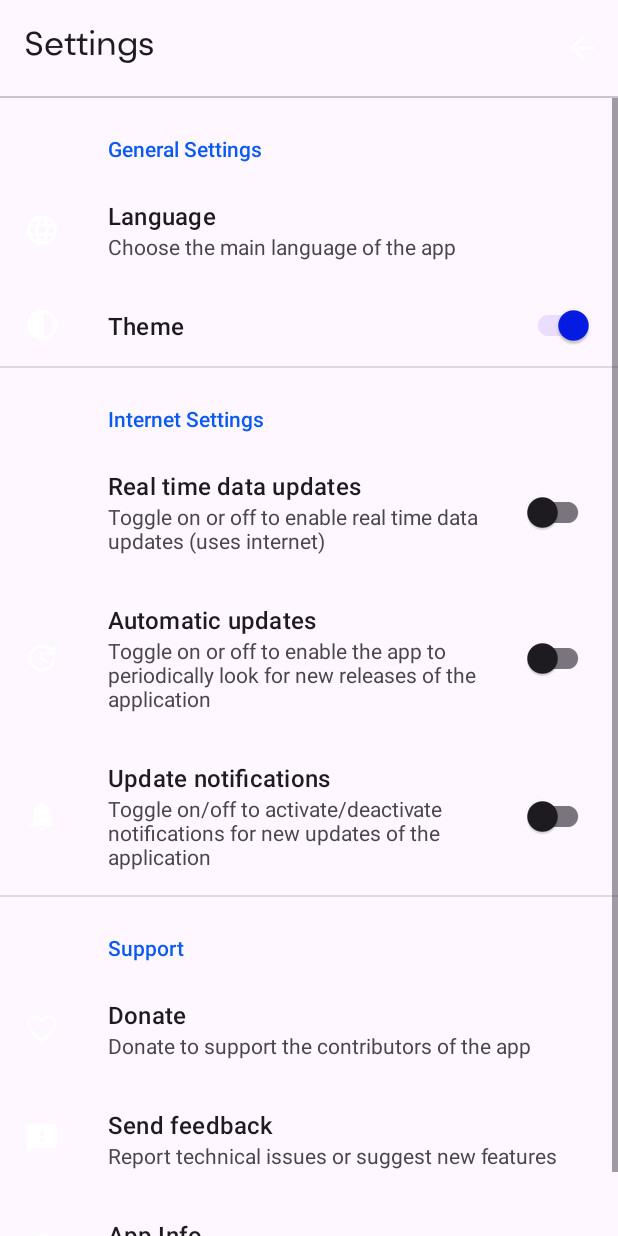
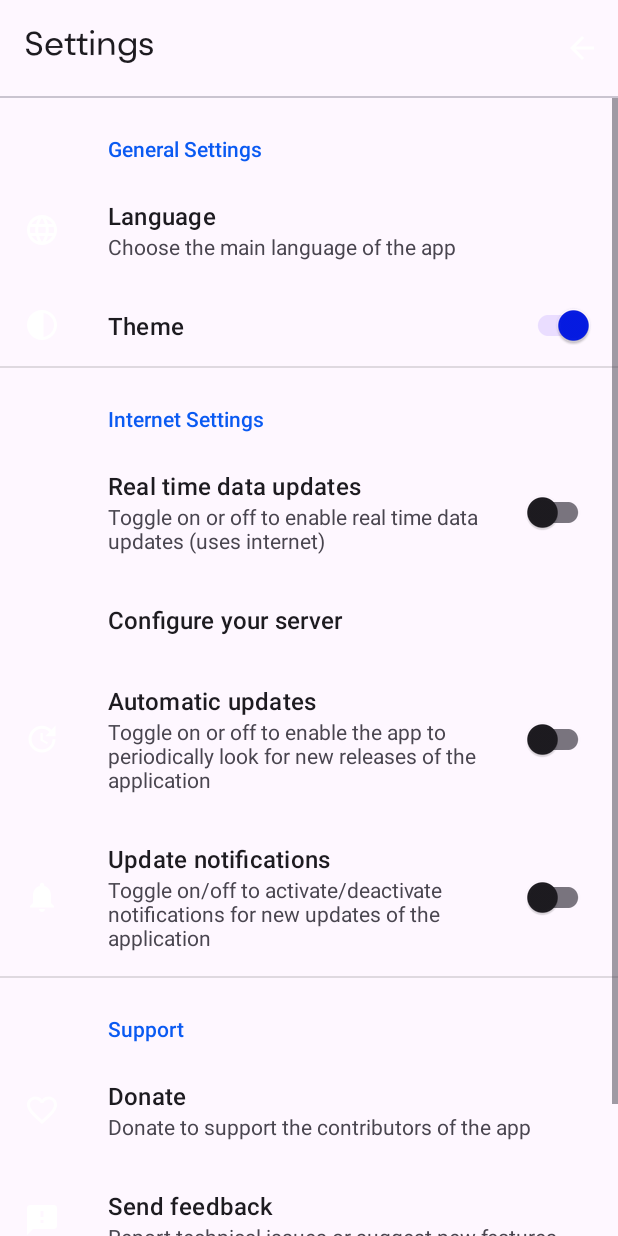
Before and after one commit to afg360/Bus2Go, an Android app: the screen it shows after launch (Settings), after a tap on "Settings", on a phone screen of 412 x 824 dp. Run offline under Robolectric (Android 15) with nearby library versions, the phone set to English and light mode, and no system bars; our stand-ins replace Room's generated code, androidx.preference; 1 statement that could not run was skipped.

Commit message:
Added shitty version of choosing manually real time server to use

```diff
--- a/app/src/main/java/dev/mainhq/bus2go/fragments/Favourites.kt
+++ b/app/src/main/java/dev/mainhq/bus2go/fragments/Favourites.kt
@@ -68,6 +68,7 @@ class Favourites(private val favouritesViewModel: FavouritesViewModel,
     override fun onViewCreated(view: View, savedInstanceState: Bundle?) {
         super.onViewCreated(view, savedInstanceState)
         realTimeViewModel = ViewModelProvider(requireActivity())[RealTimeViewModel::class.java]
+        realTimeViewModel.loadDomainName(requireActivity().application)
         val isRealtimeEnabled = PreferenceManager.getDefaultSharedPreferences(requireContext())
             .getBoolean("real-time-data", false)
         lifecycleScope.launch {
@@ -201,7 +202,6 @@ class Favourites(private val favouritesViewModel: FavouritesViewModel,
         }
     }
 
-    /*
     override fun onResume() {
         super.onResume()
         isUpdating = true
@@ -212,7 +212,6 @@ class Favourites(private val favouritesViewModel: FavouritesViewModel,
         super.onStop()
         isUpdating = false
     }
-     */
 
     override fun onDestroyView() {
         super.onDestroyView()
--- a/app/src/main/java/dev/mainhq/bus2go/fragments/SettingsPreferences.kt
+++ b/app/src/main/java/dev/mainhq/bus2go/fragments/preferences/SettingsPreferences.kt
@@ -1,12 +1,13 @@
-package dev.mainhq.bus2go.fragments
+package dev.mainhq.bus2go.fragments.preferences
 
 import android.content.SharedPreferences
 import android.content.pm.PackageInfo
 import android.os.Bundle
 import android.util.Log
+import android.widget.Toast
+import androidx.preference.EditTextPreference
 import androidx.preference.Preference
 import androidx.preference.PreferenceFragmentCompat
-import androidx.preference.SwitchPreferenceCompat
 import dev.mainhq.bus2go.R
 import dev.mainhq.bus2go.Settings
 
@@ -16,16 +17,41 @@ class SettingsPreferences : PreferenceFragmentCompat() ,
         setPreferencesFromResource(R.xml.settings, rootKey)
 
         //temporarily output the current software version
-        val versionPreference: Preference? = findPreference("info")
-        versionPreference?.let {
+         findPreference<Preference?>("info")?.let {
             val packageInfo: PackageInfo = requireContext().packageManager.getPackageInfo(requireContext().packageName, 0)
             val versionName = packageInfo.versionName
             it.summary = "Software version: $versionName"
         }
+
+
+        preferenceManager.findPreference<EditTextPreference>("server-choice")?.also{
+            it.setOnPreferenceChangeListener { _, newValue ->
+                val newValueString = newValue as String
+                it.text = newValueString
+                //could be a domain name or an ip address so don't use numpad
+
+                Toast.makeText(requireContext(), "Server changed", Toast.LENGTH_SHORT).show()
+                true
+            }
+        }
+
         //todo: fragment with more info and help
         //how to contribute, etc
         //version of the database
     }
+
+    /*
+    override fun onPreferenceTreeClick(preference: Preference): Boolean {
+        if (preference.key == "server-choice"){
+            requireActivity().supportFragmentManager.beginTransaction()
+                .replace(R.id.preferencesFragmentContainer, ServerPreferences())
+                .addToBackStack(null)
+                .commit()
+            return true
+        }
+        return super.onPreferenceTreeClick(preference)
+    }
+     */
 
     override fun onSharedPreferenceChanged(sharedPreferences: SharedPreferences?, key: String?) {
         sharedPreferences?.also{
--- a/app/src/main/java/dev/mainhq/bus2go/viewmodels/RealTimeViewModel.kt
+++ b/app/src/main/java/dev/mainhq/bus2go/viewmodels/RealTimeViewModel.kt
@@ -3,6 +3,9 @@ package dev.mainhq.bus2go.viewmodels
 import android.app.Application
 import android.util.Log
 import androidx.lifecycle.AndroidViewModel
+import androidx.lifecycle.LiveData
+import androidx.lifecycle.MutableLiveData
+import androidx.preference.PreferenceManager
 import dev.mainhq.bus2go.R
 import dev.mainhq.bus2go.utils.Time
 import io.ktor.client.HttpClient
@@ -24,15 +27,21 @@ import java.util.concurrent.TimeoutException
 class RealTimeViewModel(application : Application) : AndroidViewModel(application) {
 
     //perhaps store also the port number in the config/.env file
-    private val domainName : String =
-        BufferedReader(application.applicationContext.resources.openRawResource(R.raw.config).reader()).readLine()
+    //need to update this value when the user makes changes here
+    private val _domainName : MutableLiveData<String> = MutableLiveData("0.0.0.0")
+    private val domainName : LiveData<String> get() = _domainName
+        //BufferedReader(application.applicationContext.resources.openRawResource(R.raw.config).reader()).readLine()
+
+    fun loadDomainName(application: Application) {
+        _domainName.value = PreferenceManager.getDefaultSharedPreferences(application).getString("server-choice", "0.0.0.0")!!
+    }
 
     /** Make an http request to the backend server to receive the latest arrival times for a certain
      * transit info (stop name of a route).  This method also parses the data received
      **/
 
     suspend fun getArrivalTimes(agency: String, routeId: String, /** AKA direction */tripHeadsign: String, stopName: String) =
-        NetworkClient.getArrivalTimes(domainName, agency, routeId, tripHeadsign, stopName)
+        NetworkClient.getArrivalTimes(domainName.value!!, agency, routeId, tripHeadsign, stopName)
 
     //we could store this inside the favourite view model, and keep a list
     //of realtime data as a private attr
--- a/app/src/main/res/values/array.xml
+++ b/app/src/main/res/values/array.xml
@@ -6,6 +6,9 @@
         <item>@string/french</item>
         <item>@string/spanish</item>
     </array>
+    <array name="servers">
+        <!-- Add a default? -->
+    </array>
     <array name="themes">
         <item>@string/system</item>
         <item>@string/light</item>
--- a/app/src/main/res/values/strings.xml
+++ b/app/src/main/res/values/strings.xml
@@ -43,4 +43,5 @@
     <string name="in_more_than_an_hour"><![CDATA[In >> 1h]]></string>
     <string name="none_for_the_rest_of_the_today">None for the rest of the today</string>
     <string name="train_to">Train #%1$s, to %2$s</string>
+    <string name="add_a_new_server">Add a new server</string>
 </resources>
--- a/app/src/main/res/xml/settings.xml
+++ b/app/src/main/res/xml/settings.xml
@@ -29,6 +29,21 @@
             app:key="real-time-data"
             app:title="@string/real_time_data_updates"
             app:summary="@string/real_time_data_updates_summary"
+            />
+        <!--
+        <Preference
+            app:key="server-choice"
+            app:title="Configure server"
+            app:summary="Configure the server you will connect to when gathering real time data"
+            app:dependency="real-time-data"
+            app:fragment="dev.mainhq.bus2go.fragments.preferences.ServerPreferences"
+            />
+            -->
+        <EditTextPreference
+            app:key="server-choice"
+            app:title="Configure your server"
+            app:dependency="real-time-data"
+            app:defaultValue="0.0.0.0"
             />
         <SwitchPreferenceCompat
             app:key="auto-updates"
```
Also changed, not shown: app/src/main/java/dev/mainhq/bus2go/Settings.kt (+4 -7 lines), 1 other file.
